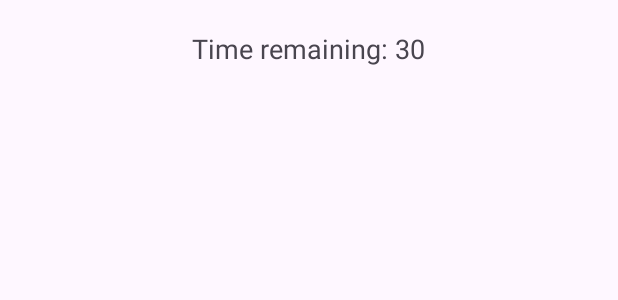
After one commit to Mihaii2/App_Blocker, an Android app: the layout fragment_countdown_dialog.xml on its own in the app's theme, with its tools: preview values and no code run, on a phone screen of 412 x 824 dp. The commit adds this screen. Shown: the top 300 px of the screen. Run offline under Robolectric (Android 15) with nearby library versions, the phone set to English and light mode, and no system bars.

Commit message:
Added some UI improvements

```diff
--- a/app/src/main/java/com/example/app_blocker/BlockerService.kt
+++ b/app/src/main/java/com/example/app_blocker/BlockerService.kt
@@ -23,7 +23,7 @@ class BlockerService : AccessibilityService(), SharedPreferences.OnSharedPrefere
     private lateinit var sharedPreferences: SharedPreferences
     private lateinit var keywords: Set<String>
     private var blockingEnabled = true
-    private var blockingDelay = 1000
+    private var blockingDelay = 500
 
     override fun onServiceConnected() {
         super.onServiceConnected()
@@ -32,7 +32,7 @@ class BlockerService : AccessibilityService(), SharedPreferences.OnSharedPrefere
         sharedPreferences.registerOnSharedPreferenceChangeListener(this)
         keywords = sharedPreferences.getStringSet("keywords", setOf("facebook.com", "facebook", "instagram")) ?: setOf()
         blockingEnabled = sharedPreferences.getBoolean("blockingEnabled", true)
-        blockingDelay = sharedPreferences.getInt("blockingDelay", 1000)
+        blockingDelay = sharedPreferences.getInt("blockingDelay", 500)
         startAsForegroundService()
     }
 
@@ -149,7 +149,7 @@ class BlockerService : AccessibilityService(), SharedPreferences.OnSharedPrefere
             blockingEnabled = sharedPreferences?.getBoolean("blockingEnabled", true) ?: true
             Log.d(TAG, "onSharedPreferenceChanged: Blocking enabled updated to: $blockingEnabled")
         } else if (key == "blockingDelay") {
-            blockingDelay = sharedPreferences?.getInt("blockingDelay", 1000) ?: 1000
+            blockingDelay = sharedPreferences?.getInt("blockingDelay", 500) ?: 500
             Log.d(TAG, "onSharedPreferenceChanged: Blocking delay updated to: $blockingDelay")
         }
     }
--- /dev/null
+++ b/app/src/main/res/layout/fragment_countdown_dialog.xml
@@ -0,0 +1,23 @@
+<?xml version="1.0" encoding="utf-8"?>
+<LinearLayout xmlns:android="http://schemas.android.com/apk/res/android"
+    android:layout_width="match_parent"
+    android:layout_height="wrap_content"
+    android:orientation="vertical"
+    android:padding="20dp"
+    android:gravity="center">
+
+    <TextView
+        android:id="@+id/countdownText"
+        android:layout_width="wrap_content"
+        android:layout_height="wrap_content"
+        android:text="Time remaining: 30"
+        android:textSize="18sp"
+        android:layout_marginBottom="20dp"/>
+
+    <Button
+        android:id="@+id/confirmButton"
+        android:layout_width="wrap_content"
+        android:layout_height="wrap_content"
+        android:text="Confirm"
+        android:visibility="gone"/>
+</LinearLayout>
```
Also changed, not shown: app/src/main/java/com/example/app_blocker/CountdownDialogFragment.kt (added, +96 -0 lines), app/src/main/java/com/example/app_blocker/KeywordsActivity.kt (+18 -13 lines), app/src/main/java/com/example/app_blocker/MainActivity.kt (+28 -3 lines).
